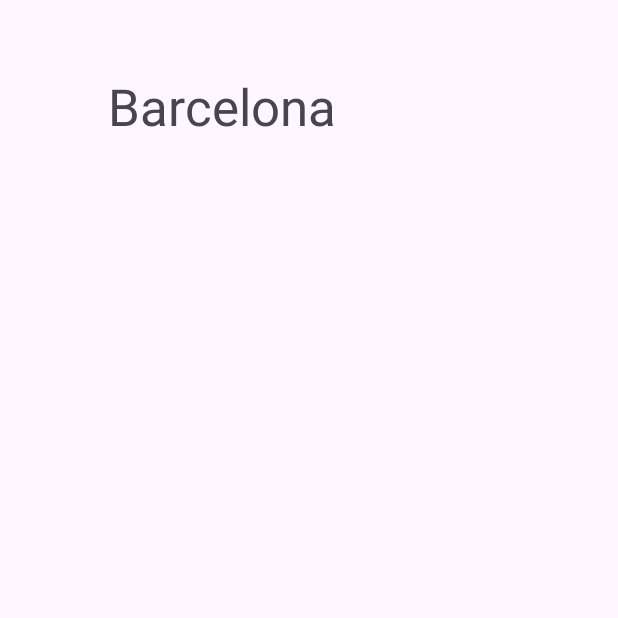
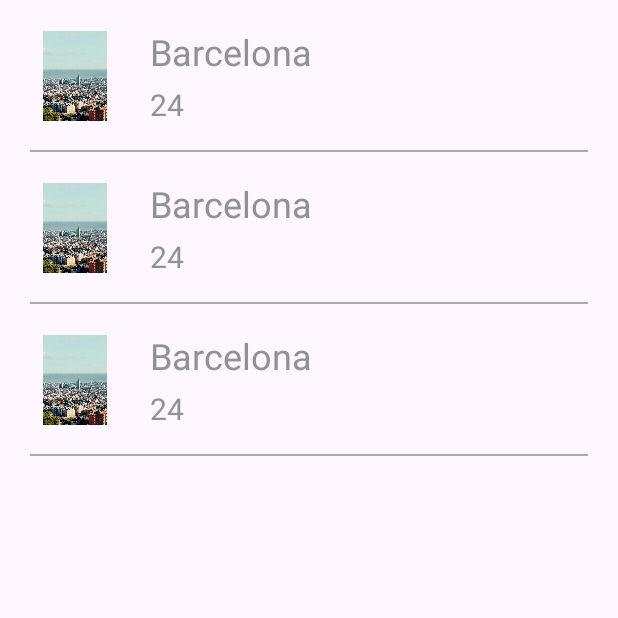
Before and after one commit to paualdea/API-ANDROID, an Android app: the screen it shows after launch (MainActivity), on a phone screen of 412 x 824 dp, the top half of it. Run offline under Robolectric (Android 15) with nearby library versions, the phone set to English and light mode, and no system bars.

Commit message:
Lógica RecyclerView programada

```diff
--- a/app/build.gradle.kts
+++ b/app/build.gradle.kts
@@ -38,6 +38,7 @@ dependencies {
     implementation(libs.material)
     implementation(libs.activity)
     implementation(libs.constraintlayout)
+    implementation(libs.recyclerview)
     testImplementation(libs.junit)
     androidTestImplementation(libs.ext.junit)
     androidTestImplementation(libs.espresso.core)
--- /dev/null
+++ b/app/src/main/java/ut3/act2/api_android/Adapter.java
@@ -0,0 +1,48 @@
+package ut3.act2.api_android;
+
+// IMPORTS
+import android.content.Context;
+import android.view.LayoutInflater;
+import android.view.ViewGroup;
+import androidx.annotation.NonNull;
+import androidx.recyclerview.widget.RecyclerView;
+import java.util.List;
+
+/**
+ * Clase del adaptador del RecyclerView
+ */
+public class Adapter extends RecyclerView.Adapter<ViewHolder> {
+
+    // Contexto y lista de elementos (NECESARIO)
+    Context context;
+    List<Ciudad> ciudades;
+
+    // Constructor de la clase
+    public Adapter(Context context, List<Ciudad> ciudades) {
+        this.context = context;
+        this.ciudades = ciudades;
+    }
+
+    // METODOS HEREDADOS OBLIGATORIOS
+
+    @NonNull
+    @Override
+    public ViewHolder onCreateViewHolder(@NonNull ViewGroup parent, int viewType) {
+        // Inflamos la vista con el layout personalizado
+        return new ViewHolder(LayoutInflater.from(context).inflate(R.layout.fila_ciudad, parent, false));
+    }
+
+    @Override
+    public void onBindViewHolder(@NonNull ViewHolder holder, int position) {
+        // Asignamos los valores a los elementos de la vista
+        holder.ciudad.setText(ciudades.get(position).getCiudad());
+        holder.temp.setText(ciudades.get(position).getTemp());
+        holder.imagen.setImageResource(ciudades.get(position).getClima());
+    }
+
+    @Override
+    public int getItemCount() {
+        // Devolvemos el tamaño de la lista de ciudades
+        return ciudades.size();
+    }
+}
--- /dev/null
+++ b/app/src/main/java/ut3/act2/api_android/Ciudad.java
@@ -0,0 +1,47 @@
+package ut3.act2.api_android;
+
+import android.widget.ImageView;
+import android.widget.TextView;
+
+/**
+ * Esta es la clase que define los componentes de la vista de la ciudad.
+ * Sirve para crear un listado de Items que luego mostraremos en el RecyclerView.
+ */
+public class Ciudad {
+    // Creamos los elementos
+    int imagenClima;
+    String nombreCiudad;
+    String temp;
+
+    // Constructor
+    public Ciudad(int clima, String ciudad, String temp) {
+        this.imagenClima = clima;
+        this.nombreCiudad = ciudad;
+        this.temp = temp;
+    }
+
+    // GETTERS y SETTERS
+    public int getClima() {
+        return imagenClima;
+    }
+
+    public void setClima(int clima) {
+        this.imagenClima = clima;
+    }
+
+    public String getCiudad() {
+        return nombreCiudad;
+    }
+
+    public void setCiudad(String ciudad) {
+        this.nombreCiudad = ciudad;
+    }
+
+    public String getTemp() {
+        return temp;
+    }
+
+    public void setTemp(String temp) {
+        this.temp = temp;
+    }
+}
--- a/app/src/main/java/ut3/act2/api_android/MainActivity.java
+++ b/app/src/main/java/ut3/act2/api_android/MainActivity.java
@@ -1,23 +1,33 @@
 package ut3.act2.api_android;
 
 // IMPORTS
+import android.annotation.SuppressLint;
 import android.os.Bundle;
-
 import androidx.activity.EdgeToEdge;
 import androidx.appcompat.app.AppCompatActivity;
 import androidx.core.graphics.Insets;
 import androidx.core.view.ViewCompat;
 import androidx.core.view.WindowInsetsCompat;
+import androidx.recyclerview.widget.LinearLayoutManager;
+import androidx.recyclerview.widget.RecyclerView;
+
+import java.util.ArrayList;
+import java.util.List;
 
 /**
  * Clase principal que mostrara los datos que recopilemos de la API
  */
 public class MainActivity extends AppCompatActivity {
+    // Creamos el recyclerView de la actividad
+    RecyclerView vistaCiudades;
 
+    // Creamos la lista de ciudades
+    List<Ciudad> ciudades = new ArrayList<Ciudad>();
 
     /**
      * Función que crea y muestra la actividad principal.
      */
+    @SuppressLint("MissingInflatedId")
     @Override
     protected void onCreate(Bundle savedInstanceState) {
         // Mostramos la actividad principal
@@ -31,5 +41,15 @@ public class MainActivity extends AppCompatActivity {
             v.setPadding(systemBars.left, systemBars.top, systemBars.right, systemBars.bottom);
             return insets;
         });
+
+        // Añadimos las 3 ciudades predeterminadas
+        ciudades.add(new Ciudad(R.drawable.bcn, "Barcelona", "24"));
+        ciudades.add(new Ciudad(R.drawable.bcn, "Barcelona", "24"));
+        ciudades.add(new Ciudad(R.drawable.bcn, "Barcelona", "24"));
+
+        // Declaramos y configuramos el RecyclerView
+        vistaCiudades = findViewById(R.id.vistaCiudades);
+        vistaCiudades.setLayoutManager(new LinearLayoutManager(this));
+        vistaCiudades.setAdapter(new Adapter(getApplicationContext(), ciudades));
     }
 }
--- /dev/null
+++ b/app/src/main/java/ut3/act2/api_android/ViewHolder.java
@@ -0,0 +1,27 @@
+package ut3.act2.api_android;
+
+// IMPORTS
+import android.view.View;
+import android.widget.ImageView;
+import android.widget.TextView;
+import androidx.annotation.NonNull;
+import androidx.recyclerview.widget.RecyclerView;
+
+/**
+ * Clase que administra la vista de cada elemento de la lista
+ */
+public class ViewHolder extends RecyclerView.ViewHolder {
+
+    // Creamos los elementos de la vista
+    ImageView imagen;
+    TextView ciudad, temp;
+
+    public ViewHolder(@NonNull View itemView) {
+        super(itemView);
+
+        // Asignamos los elementos de la vista
+        imagen = itemView.findViewById(R.id.imagenClima);
+        ciudad = itemView.findViewById(R.id.nombreCiudad);
+        temp = itemView.findViewById(R.id.temperatura);
+    }
+}
--- a/app/src/main/res/layout/activity_main.xml
+++ b/app/src/main/res/layout/activity_main.xml
@@ -7,44 +7,12 @@
     android:layout_height="match_parent"
     tools:context=".MainActivity">
 
-    <ImageView
-        android:id="@+id/tiempo"
-        android:layout_width="wrap_content"
+    <androidx.recyclerview.widget.RecyclerView
+        android:id="@+id/vistaCiudades"
+        android:layout_width="match_parent"
         android:layout_height="wrap_content"
-        android:layout_marginStart="48dp"
-        android:layout_marginTop="48dp"
+        app:layout_constraintEnd_toEndOf="parent"
         app:layout_constraintStart_toStartOf="parent"
-        app:layout_constraintTop_toTopOf="parent"
-        tools:srcCompat="@tools:sample/avatars" />
-
-    <TextView
-        android:id="@+id/ciudad"
-        android:layout_width="wrap_content"
-        android:layout_height="wrap_content"
-        android:layout_marginStart="24dp"
-        android:text="Barcelona"
-        android:textSize="34sp"
-        app:layout_constraintStart_toEndOf="@+id/tiempo"
-        app:layout_constraintTop_toTopOf="@+id/tiempo" />
-
-    <TextView
-        android:id="@+id/temp"
-        android:layout_width="wrap_content"
-        android:layout_height="wrap_content"
-        android:layout_marginStart="24dp"
-        android:text="24º"
-        android:textSize="32sp"
-        app:layout_constraintBottom_toBottomOf="@+id/tiempo"
-        app:layout_constraintStart_toEndOf="@+id/tiempo"
-        app:layout_constraintTop_toBottomOf="@+id/ciudad"
-        app:layout_constraintVertical_bias="1.0" />
-
-    <androidx.constraintlayout.widget.Guideline
-        android:id="@+id/guideline2"
-        android:layout_width="wrap_content"
-        android:layout_height="wrap_content" />
-
-    <androidx.constraintlayout.widget.Guideline android:layout_width="wrap_content"
-        android:layout_height="wrap_content" />
+        app:layout_constraintTop_toTopOf="parent" />
 
 </androidx.constraintlayout.widget.ConstraintLayout>
--- /dev/null
+++ b/app/src/main/res/layout/fila_ciudad.xml
@@ -0,0 +1,54 @@
+<?xml version="1.0" encoding="utf-8"?>
+<RelativeLayout xmlns:android="http://schemas.android.com/apk/res/android"
+    android:layout_width="match_parent"
+    android:layout_height="wrap_content"
+    xmlns:tools="http://schemas.android.com/tools">
+
+    <ImageView
+        android:id="@+id/imagenClima"
+        android:layout_width="60dp"
+        android:layout_height="60dp"
+
+        android:layout_marginEnd="20dp"
+        android:layout_marginStart="20dp"
+        android:layout_marginTop="20dp"
+        android:layout_marginBottom="20dp"
+        android:layout_centerVertical="true"
+
+        tools:ignore="ContentDescription"
+        />
+
+    <LinearLayout
+        android:layout_width="match_parent"
+        android:layout_height="wrap_content"
+        android:orientation="vertical"
+        android:layout_toEndOf="@+id/imagenClima"
+        android:layout_centerVertical="true">
+
+        <TextView
+            android:id="@+id/nombreCiudad"
+            android:layout_width="match_parent"
+            android:layout_height="wrap_content"
+            android:layout_marginBottom="5dp"
+            android:textSize="24sp"
+            tools:text="Ciudad"
+            />
+
+        <TextView
+            android:id="@+id/temperatura"
+            android:layout_width="match_parent"
+            android:layout_height="wrap_content"
+            android:textSize="20sp"
+            tools:text="Temp º"
+            />
+    </LinearLayout>
+
+    <View
+        android:layout_width="match_parent"
+        android:layout_height="1dp"
+        android:layout_below="@id/imagenClima"
+        android:background="@android:color/darker_gray"
+        android:layout_marginStart="20dp"
+        android:layout_marginEnd="20dp"
+        />
+</RelativeLayout>
--- a/gradle/libs.versions.toml
+++ b/gradle/libs.versions.toml
@@ -7,6 +7,7 @@ appcompat = "1.7.1"
 material = "1.13.0"
 activity = "1.11.0"
 constraintlayout = "2.2.1"
+recyclerview = "1.4.0"
 
 [libraries]
 junit = { group = "junit", name = "junit", version.ref = "junit" }
@@ -16,6 +17,7 @@ appcompat = { group = "androidx.appcompat", name = "appcompat", version.ref = "a
 material = { group = "com.google.android.material", name = "material", version.ref = "material" }
 activity = { group = "androidx.activity", name = "activity", version.ref = "activity" }
 constraintlayout = { group = "androidx.constraintlayout", name = "constraintlayout", version.ref = "constraintlayout" }
+recyclerview = { group = "androidx.recyclerview", name = "recyclerview", version.ref = "recyclerview" }
 
 [plugins]
 android-application = { id = "com.android.application", version.ref = "agp" }
```
